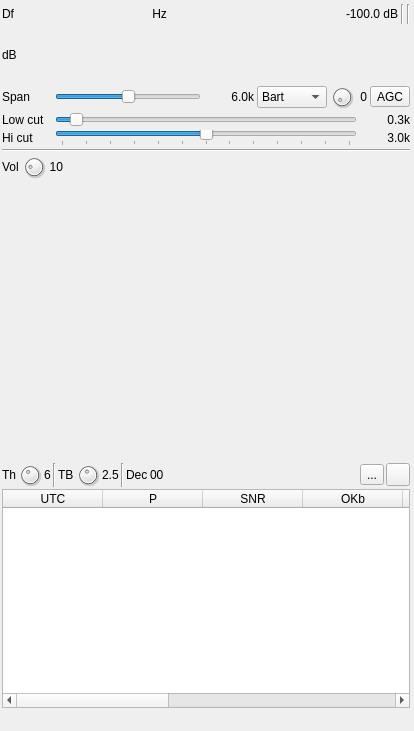
Before: the Qt Designer form plugins/channelrx/demodft8/ft8demodgui.ui in f4exb/sdrangel, drawn with Qt 5.
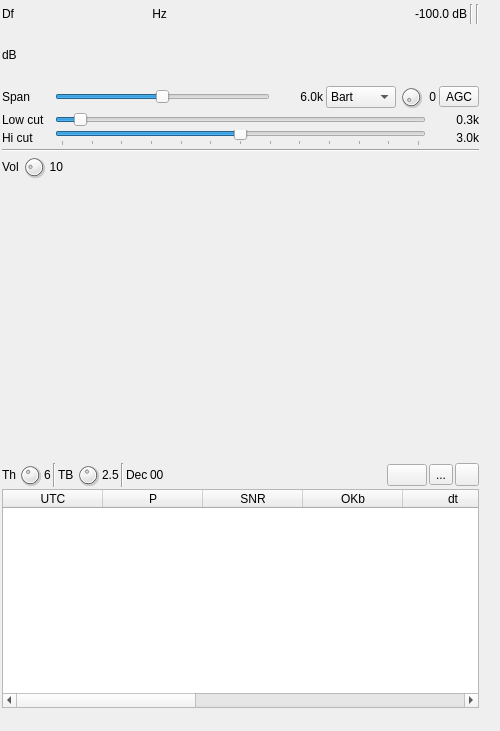
After: the same form once the commit is applied. Icons and pictures are not drawn. Custom widgets are drawn as their Qt base class.

Commit message: FT8 demod: implemented messages in GUI

```diff
--- a/plugins/channelrx/demodft8/ft8demodgui.ui
+++ b/plugins/channelrx/demodft8/ft8demodgui.ui
@@ -6,19 +6,19 @@
    <rect>
     <x>0</x>
     <y>0</y>
-    <width>414</width>
+    <width>500</width>
     <height>731</height>
    </rect>
   </property>
   <property name="sizePolicy">
-   <sizepolicy hsizetype="Expanding" vsizetype="Expanding">
+   <sizepolicy hsizetype="Expanding" vsizetype="MinimumExpanding">
     <horstretch>0</horstretch>
     <verstretch>0</verstretch>
    </sizepolicy>
   </property>
   <property name="minimumSize">
    <size>
-    <width>414</width>
+    <width>500</width>
     <height>0</height>
    </size>
   </property>
@@ -36,7 +36,7 @@
     <rect>
      <x>0</x>
      <y>0</y>
-     <width>412</width>
+     <width>481</width>
      <height>181</height>
     </rect>
    </property>
@@ -742,7 +742,7 @@
     <rect>
      <x>0</x>
      <y>460</y>
-     <width>412</width>
+     <width>481</width>
      <height>251</height>
     </rect>
    </property>
@@ -907,6 +907,32 @@
         </property>
        </spacer>
       </item>
+      <item>
+       <widget class="QPushButton" name="clearMessages">
+        <property name="sizePolicy">
+         <sizepolicy hsizetype="Fixed" vsizetype="Fixed">
+          <horstretch>0</horstretch>
+          <verstretch>0</verstretch>
+         </sizepolicy>
+        </property>
+        <property name="minimumSize">
+         <size>
+          <width>32</width>
+          <height>0</height>
+         </size>
+        </property>
+        <property name="toolTip">
+         <string>Clear messages from table</string>
+        </property>
+        <property name="text">
+         <string/>
+        </property>
+        <property name="icon">
+         <iconset resource="../../../sdrgui/resources/res.qrc">
+          <normaloff>:/bin.png</normaloff>:/bin.png</iconset>
+        </property>
+       </widget>
+      </item>
       <item>
        <widget class="ButtonSwitch" name="logMessages">
         <property name="toolTip">
```
The commit also changes 8 other files.
